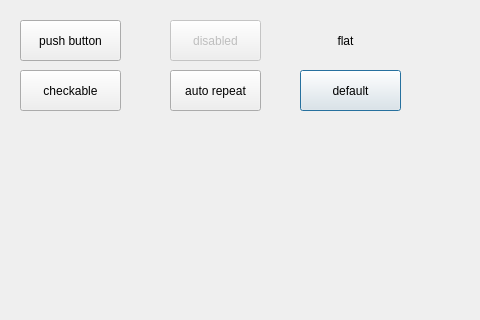
Qt form code_expert/Qt_PyQt_Lab/practice_qt/EX02-03_QPushButton/QPushButton/mainwindow.ui (clap-min99/sys_semicon) before a commit; both pictures show x 0 to 480 and y 0 to 320 of the 800 by 600 pixel window.
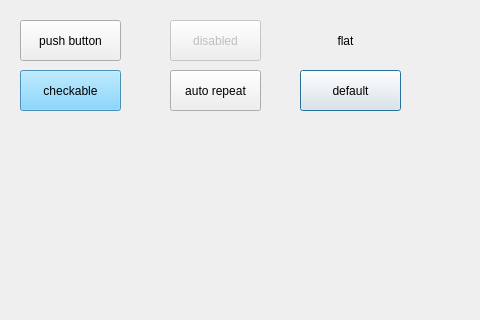
The same form after that commit.

Diff of the .ui file:
```diff
--- a/code_expert/Qt_PyQt_Lab/practice_qt/EX02-03_QPushButton/QPushButton/mainwindow.ui
+++ b/code_expert/Qt_PyQt_Lab/practice_qt/EX02-03_QPushButton/QPushButton/mainwindow.ui
@@ -68,12 +68,18 @@
       <height>41</height>
      </rect>
     </property>
+    <property name="styleSheet">
+     <string notr="true">background-color: rgb(103, 202, 255);</string>
+    </property>
     <property name="text">
      <string>checkable</string>
     </property>
     <property name="checkable">
      <bool>true</bool>
     </property>
+    <property name="flat">
+     <bool>false</bool>
+    </property>
    </widget>
    <widget class="QPushButton" name="btnAutoRepeat">
     <property name="geometry">
```
Left out of the diff: 2 changed lines with no effect on the pictures.
